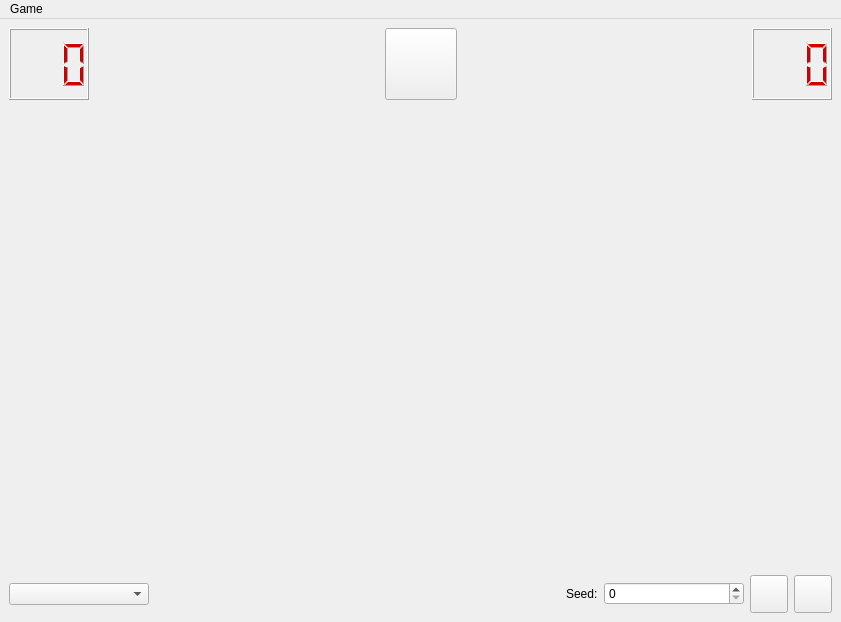
The window that QtMinesweeper/ui/MainWindow.ui (bakedroll/minesweeper) describes before a commit, drawn with Qt 5.
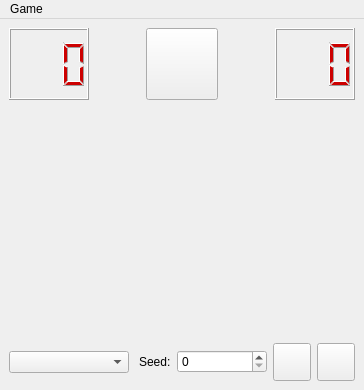
The same window after the commit.

Commit message: layout adjustments

Diff of the .ui file:
```diff
--- a/QtMinesweeper/ui/MainWindow.ui
+++ b/QtMinesweeper/ui/MainWindow.ui
@@ -9,8 +9,8 @@
    <rect>
     <x>0</x>
     <y>0</y>
-    <width>841</width>
-    <height>622</height>
+    <width>364</width>
+    <height>390</height>
    </rect>
   </property>
   <property name="sizePolicy">
@@ -67,8 +67,8 @@
         </property>
         <property name="sizeHint" stdset="0">
          <size>
-          <width>40</width>
-          <height>20</height>
+          <width>0</width>
+          <height>0</height>
          </size>
         </property>
        </spacer>
@@ -108,8 +108,8 @@
         </property>
         <property name="sizeHint" stdset="0">
          <size>
-          <width>40</width>
-          <height>20</height>
+          <width>0</width>
+          <height>0</height>
          </size>
         </property>
        </spacer>
@@ -154,7 +154,7 @@
        <widget class="QComboBox" name="comboBoxDifficultyMode">
         <property name="minimumSize">
          <size>
-          <width>140</width>
+          <width>120</width>
           <height>0</height>
          </size>
         </property>
@@ -176,8 +176,8 @@
         </property>
         <property name="sizeHint" stdset="0">
          <size>
-          <width>40</width>
-          <height>20</height>
+          <width>0</width>
+          <height>0</height>
          </size>
         </property>
        </spacer>
@@ -193,7 +193,7 @@
        <widget class="QSpinBox" name="spinBoxSeed">
         <property name="minimumSize">
          <size>
-          <width>140</width>
+          <width>90</width>
           <height>0</height>
          </size>
         </property>
@@ -258,8 +258,8 @@
     <rect>
      <x>0</x>
      <y>0</y>
-     <width>841</width>
-     <height>36</height>
+     <width>364</width>
+     <height>22</height>
     </rect>
    </property>
    <widget class="QMenu" name="menuGame">
```
The commit also changes 1 other file.
